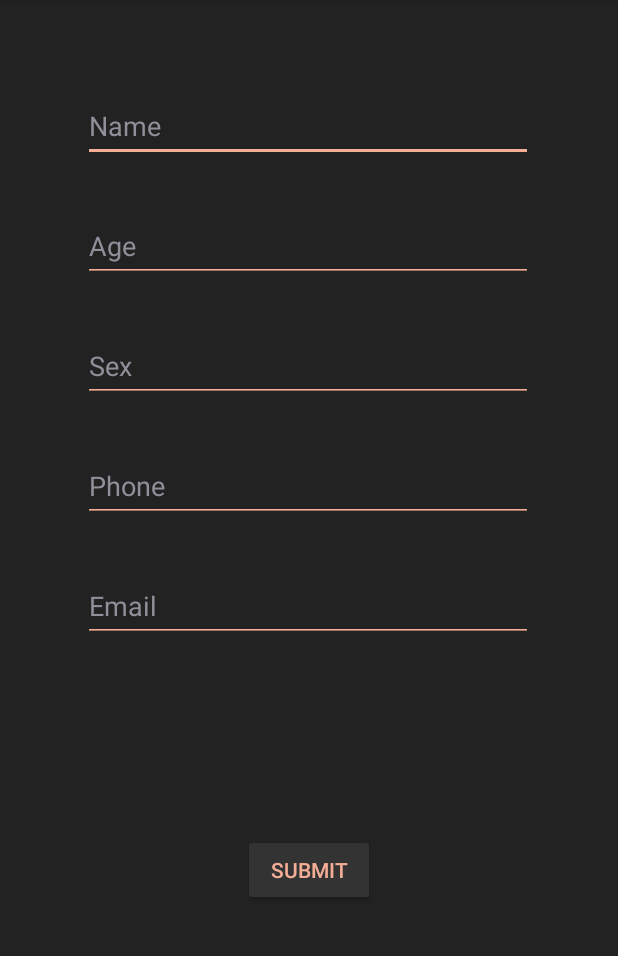
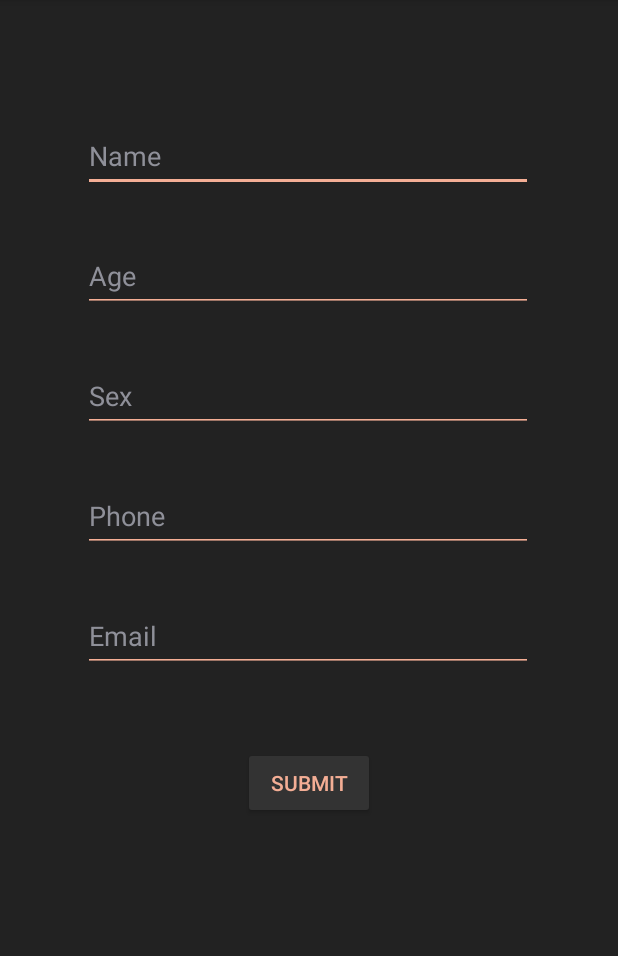
Before and after one commit to Kishore121523/Assignment_1_App, an Android app: the SecondActivity screen opened directly, with no data from a screen before it, on a phone screen of 412 x 824 dp, the part 84-1040 px from its top. Run offline under Robolectric (Android 15) with nearby library versions, the phone set to English and light mode, and no system bars.

```diff
--- a/app/src/main/res/layout/activity_second_page.xml
+++ b/app/src/main/res/layout/activity_second_page.xml
@@ -7,13 +7,13 @@
     tools:context=".SecondActivity">
 
     <EditText
-        android:id="@+id/etName"
+        android:id="@+id/editName"
         android:layout_width="300dp"
         android:layout_height="48dp"
-        android:layout_marginTop="60dp"
+        android:layout_marginTop="80dp"
+        android:backgroundTint="#f4ae95"
         android:hint="Name"
         android:inputType="textPersonName"
-        android:backgroundTint="#f4ae95"
         android:textColor="@color/accentColor"
         android:textColorHint="@color/material_dynamic_neutral_variant60"
         app:layout_constraintEnd_toEndOf="parent"
@@ -22,7 +22,7 @@
         app:layout_constraintTop_toTopOf="parent" />
 
     <EditText
-        android:id="@+id/etAge"
+        android:id="@+id/editAge"
         android:layout_width="300dp"
         android:layout_height="48dp"
         android:layout_marginTop="32dp"
@@ -34,11 +34,11 @@
         app:layout_constraintEnd_toEndOf="parent"
         app:layout_constraintHorizontal_bias="0.492"
         app:layout_constraintStart_toStartOf="parent"
-        app:layout_constraintTop_toBottomOf="@+id/etName" />
+        app:layout_constraintTop_toBottomOf="@+id/editName" />
 
 
     <EditText
-        android:id="@+id/etSex"
+        android:id="@+id/editSex"
         android:layout_width="300dp"
         android:layout_height="48dp"
         android:layout_marginTop="32dp"
@@ -50,10 +50,10 @@
         app:layout_constraintEnd_toEndOf="parent"
         app:layout_constraintHorizontal_bias="0.497"
         app:layout_constraintStart_toStartOf="parent"
-        app:layout_constraintTop_toBottomOf="@+id/etAge" />
+        app:layout_constraintTop_toBottomOf="@+id/editAge" />
 
     <EditText
-        android:id="@+id/etPhone"
+        android:id="@+id/editPhone"
         android:layout_width="300dp"
         android:layout_height="48dp"
         android:layout_marginTop="32dp"
@@ -65,11 +65,11 @@
         app:layout_constraintEnd_toEndOf="parent"
         app:layout_constraintHorizontal_bias="0.497"
         app:layout_constraintStart_toStartOf="parent"
-        app:layout_constraintTop_toBottomOf="@+id/etSex" />
+        app:layout_constraintTop_toBottomOf="@+id/editSex" />
 
 
     <EditText
-        android:id="@+id/etEmail"
+        android:id="@+id/editEmail"
         android:layout_width="300dp"
         android:layout_height="48dp"
         android:layout_marginTop="32dp"
@@ -81,20 +81,17 @@
         app:layout_constraintEnd_toEndOf="parent"
         app:layout_constraintHorizontal_bias="0.497"
         app:layout_constraintStart_toStartOf="parent"
-        app:layout_constraintTop_toBottomOf="@+id/etPhone" />
+        app:layout_constraintTop_toBottomOf="@+id/editPhone" />
 
 
     <Button
         android:id="@+id/btnSubmit"
         android:layout_width="wrap_content"
         android:layout_height="wrap_content"
-        android:layout_marginTop="32dp"
-        android:layout_marginBottom="68dp"
-        android:onClick="onSubmitClick"
+        android:layout_marginTop="50dp"
         android:text="Submit"
-        app:layout_constraintBottom_toBottomOf="parent"
         app:layout_constraintEnd_toEndOf="parent"
         app:layout_constraintStart_toStartOf="parent"
-        app:layout_constraintTop_toBottomOf="@+id/etEmail" />
+        app:layout_constraintTop_toBottomOf="@+id/editEmail" />
 
 </androidx.constraintlayout.widget.ConstraintLayout>
```
Also changed, not shown: app/src/main/java/com/example/assignment1_app/MainActivity.kt (+5 -5 lines), app/src/main/java/com/example/assignment1_app/SecondActivity.kt (+5 -5 lines), app/src/main/res/layout/activity_main.xml (+15 -9 lines), app/src/main/res/layout/user_card.xml (+5 -5 lines).
